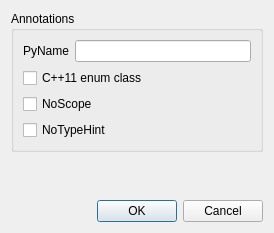
Old version of the form metasip/api_editor/Designer/EnumPropertiesBase.ui in the repository Python-SIP/metasip.
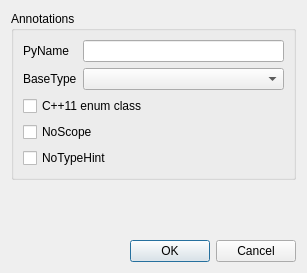
New version of the form.

Commit message: Implemented support for the /BaseType/ enum annotation.

Patch:
```diff
--- a/metasip/api_editor/Designer/EnumPropertiesBase.ui
+++ b/metasip/api_editor/Designer/EnumPropertiesBase.ui
@@ -6,8 +6,8 @@
    <rect>
     <x>0</x>
     <y>0</y>
-    <width>274</width>
-    <height>233</height>
+    <width>307</width>
+    <height>273</height>
    </rect>
   </property>
   <property name="windowTitle">
@@ -32,6 +32,16 @@
         <item row="0" column="1">
          <widget class="QLineEdit" name="pyName"/>
         </item>
+        <item row="1" column="0">
+         <widget class="QLabel" name="label_2">
+          <property name="text">
+           <string>BaseType</string>
+          </property>
+         </widget>
+        </item>
+        <item row="1" column="1">
+         <widget class="QComboBox" name="baseTypeCb"/>
+        </item>
        </layout>
       </item>
       <item>
```
Left out of the diff: 1 changed line with no effect on the pictures. The commit also changes 2 other files.
